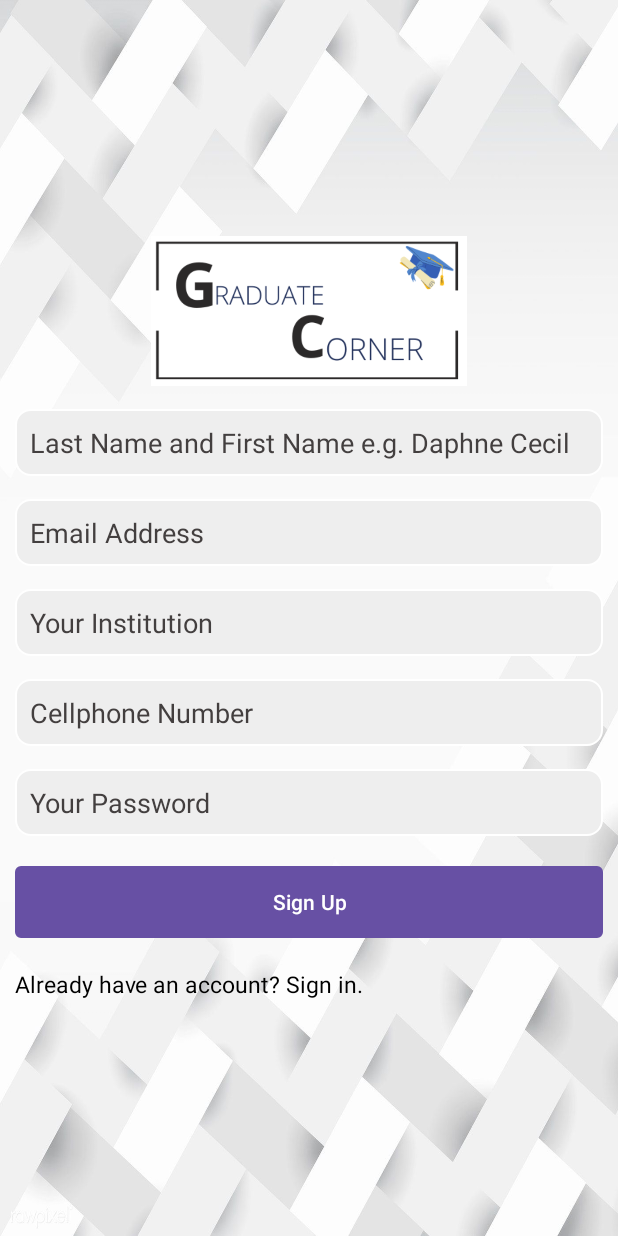
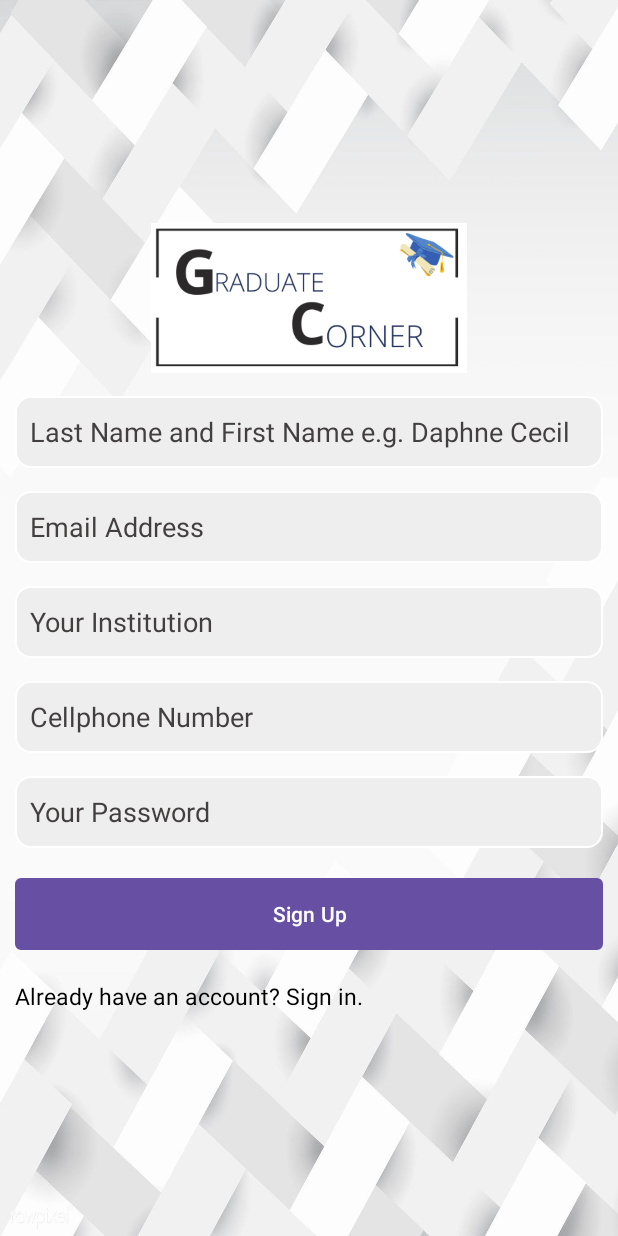
Before and after one commit to Ndhlovu1/Graduate-Corner, an Android app: the RegisterActivity screen opened directly, with no data from a screen before it, on a phone screen of 412 x 824 dp. Run offline under Robolectric (Android 15) with nearby library versions, the phone set to English and light mode, and no system bars.

Commit message:
Completed the Registration Page Layout Design

```diff
--- a/app/src/main/res/layout/activity_register.xml
+++ b/app/src/main/res/layout/activity_register.xml
@@ -19,87 +19,93 @@
         />
 
     <EditText
+        android:id="@+id/fullname"
         android:layout_width="match_parent"
         android:layout_height="wrap_content"
+        android:layout_marginTop="15dp"
+        android:autofillHints=""
         android:background="@drawable/editxt_background"
-        android:hint="Last Name and First Name e.g. Daphne Cecil"
-        android:layout_marginTop="15dp"
-        android:id="@+id/fullname"
+        android:hint="@string/name_hint"
+        android:inputType="text"
+        android:minHeight="48dp"
         android:padding="10dp"
         android:textColor="@color/black"
-        android:textColorHint="#433F3F"
-        android:autofillHints=""
-        android:inputType="text" />
+        android:textColorHint="#433F3F" />
 
     <EditText
+        android:id="@+id/email"
         android:layout_width="match_parent"
         android:layout_height="wrap_content"
+        android:layout_marginTop="15dp"
+        android:autofillHints=""
         android:background="@drawable/editxt_background"
-        android:hint="Email Address"
-        android:layout_marginTop="15dp"
+        android:hint="@string/email_hint"
         android:inputType="textEmailAddress"
-        android:id="@+id/email"
+        android:minHeight="48dp"
+        android:padding="10dp"
         android:textColor="@color/black"
-        android:textColorHint="#433F3F"
-        android:padding="10dp"
-        android:autofillHints="" />
+        android:textColorHint="#433F3F" />
 
     <EditText
+        android:id="@+id/institution"
         android:layout_width="match_parent"
         android:layout_height="wrap_content"
+        android:layout_marginTop="15dp"
+        android:autofillHints=""
         android:background="@drawable/editxt_background"
-        android:hint="Your Institution"
-        android:layout_marginTop="15dp"
-        android:id="@+id/institution"
+        android:hint="@string/your_institution_hint"
+        android:inputType="text"
+        android:minHeight="48dp"
         android:padding="10dp"
         android:textColor="@color/black"
-        android:textColorHint="#433F3F"
-        android:autofillHints=""
-        android:inputType="text" />
+        android:textColorHint="#433F3F" />
 
     <EditText
+        android:id="@+id/cellphone"
         android:layout_width="match_parent"
         android:layout_height="wrap_content"
+        android:layout_marginTop="15dp"
+        android:autofillHints=""
         android:background="@drawable/editxt_background"
-        android:hint="Cellphone Number"
-        android:layout_marginTop="15dp"
-        android:id="@+id/cellphone"
+        android:hint="@string/cellphone_number_hint"
+        android:inputType="phone"
+        android:minHeight="48dp"
         android:padding="10dp"
         android:textColor="@color/black"
-        android:textColorHint="#433F3F"
-        android:autofillHints=""
-        android:inputType="phone" />
+        android:textColorHint="#433F3F" />
 
     <EditText
+        android:id="@+id/password"
         android:layout_width="match_parent"
         android:layout_height="wrap_content"
+        android:layout_marginTop="15dp"
+        android:autofillHints=""
         android:background="@drawable/editxt_background"
-        android:hint="Your Password"
-        android:layout_marginTop="15dp"
+        android:hint="@string/your_password_hint"
         android:inputType="textPassword"
-        android:id="@+id/password"
+        android:minHeight="48dp"
         android:padding="10dp"
         android:textColor="@color/black"
-        android:textColorHint="#433F3F"
-        android:autofillHints="" />
+        android:textColorHint="#433F3F" />
 
     <Button
         android:layout_width="match_parent"
         android:layout_height="wrap_content"
         android:id="@+id/register_btn"
-        android:text="Sign Up"
+        android:text="@string/sign_up_hint"
         android:textColor="#FFFFFF"
         android:background="@drawable/button_background"
         android:layout_marginTop="20dp"/>
 
     <TextView
+        android:id="@+id/txt_login"
         android:layout_width="match_parent"
         android:layout_height="wrap_content"
-        android:text="Already have an account? Sign in."
-        android:id="@+id/txt_login"
-        android:textSize="15dp"
+        android:layout_marginTop="20dp"
+        android:text="@string/go_to_login_hint"
         android:textColor="@color/black"
-        android:layout_marginTop="20dp" />
+        android:textSize="15sp"
+        tools:ignore="TextSizeCheck" />
 
 
 </LinearLayout>
--- a/app/src/main/res/values/strings.xml
+++ b/app/src/main/res/values/strings.xml
@@ -1,3 +1,10 @@
 <resources>
     <string name="app_name">Graduate-Corner</string>
+    <string name="name_hint">Last Name and First Name e.g. Daphne Cecil</string>
+    <string name="email_hint">Email Address</string>
+    <string name="your_institution_hint">Your Institution</string>
+    <string name="cellphone_number_hint">Cellphone Number</string>
+    <string name="your_password_hint">Your Password</string>
+    <string name="sign_up_hint">Sign Up</string>
+    <string name="go_to_login_hint">Already have an account? Sign in.</string>
 </resources>
```
